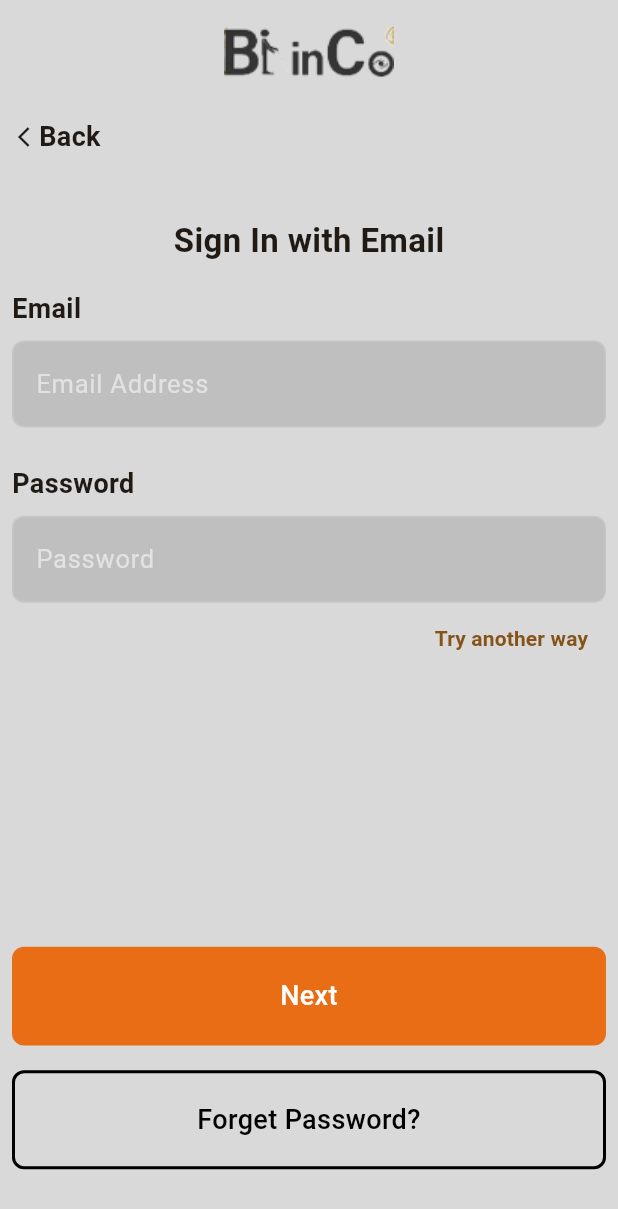
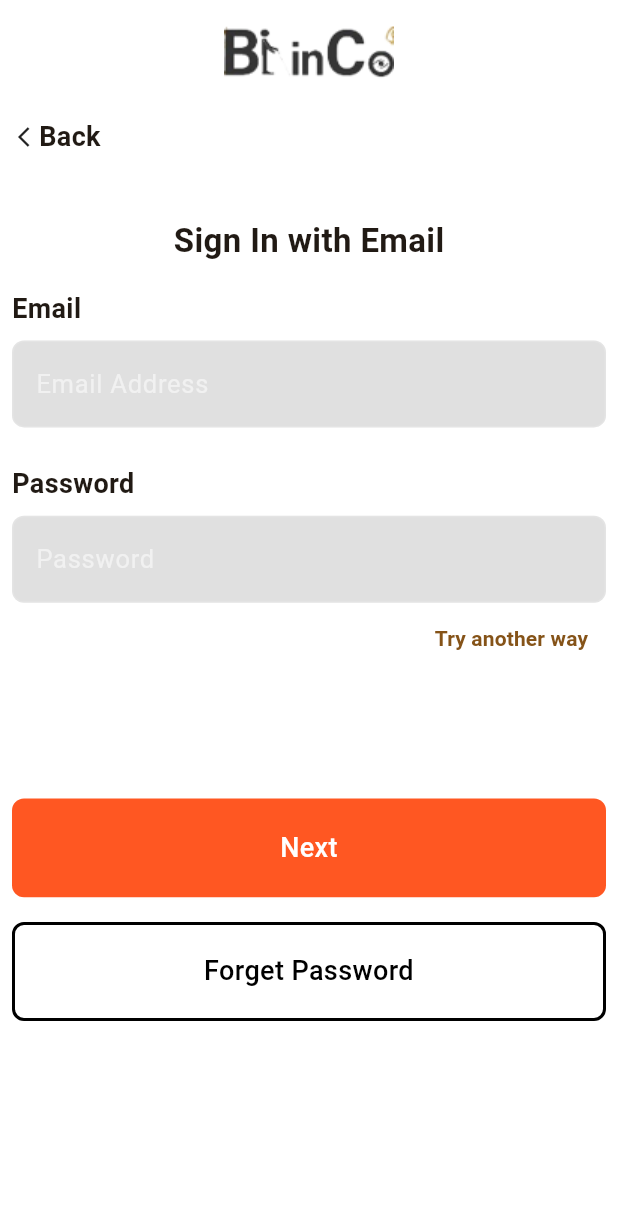
Before and after one commit to Hashir-Nadeem/blindcompanion, a Flutter app: the MyWelcomeScreen screen opened directly, after a tap on "Sign In", on a phone screen of 412 x 824 dp. Shown: the top 1209 px of the screen. Run offline on Flutter 3.47's test engine with Material 2 defaults, Android fonts, the phone set to English and light mode, and no system bars; our stand-ins replace camera, cloud_firestore, countup, firebase_auth, firebase_core, flutter_markdown and 10 more; missing offline and left inert: google_mlkit_text_recognition, the_apple_sign_in, translator, zego_uikit_prebuilt_call; accounts and stored records are empty; network calls fail.

Commit message:
Color modification.

```diff
--- a/lib/screens/self_volunteerHelp.dart
+++ b/lib/screens/self_volunteerHelp.dart
@@ -1,7 +1,6 @@
 import 'package:blind_companion/Assets/Navigation.dart';
 import 'package:blind_companion/components/double_icontextButton.dart';
 import 'package:blind_companion/screens/signIn.dart';
-import 'package:blind_companion/screens/volunteer_main_screen.dart';
 import 'package:blind_companion/screens/welcome.dart';
 import 'package:cloud_firestore/cloud_firestore.dart';
 import 'package:firebase_auth/firebase_auth.dart';
@@ -11,7 +10,6 @@ import 'package:countup/countup.dart';
 import 'package:shared_preferences/shared_preferences.dart';
 import '../backend.dart/getDocuments.dart';
 import '../theme.dart';
-import 'blind_main_screen.dart';
 
 int turn = 0;
 
@@ -59,13 +57,13 @@ class _MySelfVolunteerHelpState extends State<MySelfVolunteerHelp> {
     final Size screenSize = MediaQuery.of(context).size;
     final screenHeight = screenSize.height;
     return (Scaffold(
-      backgroundColor: backgroundColor,
+      backgroundColor: primaryBackgroundColor,
       appBar: AppBar(
-        toolbarHeight: 70,
+        toolbarHeight: screenHeight * 0.1,
         automaticallyImplyLeading: false,
         title: Image.asset("images/new_logo.png"),
         centerTitle: true,
-        backgroundColor: backgroundColor,
+        backgroundColor: primaryBackgroundColor,
       ),
       body: SafeArea(
         child: Stack(
@@ -81,7 +79,7 @@ class _MySelfVolunteerHelpState extends State<MySelfVolunteerHelp> {
                           height: 30,
                           width: 30,
                           child: CircularProgressIndicator(
-                        color: buttonColor,
+                        color: primaryButtonColor,
                         strokeWidth: 3,
                       ),
                     )),
--- a/lib/screens/signIn.dart
+++ b/lib/screens/signIn.dart
@@ -54,7 +54,7 @@ class _MySigninScreenState extends State<MySigninScreen> {
   void initState() {
     super.initState();
    _auth = FirebaseAuth.instance;
-
+    loadStoredCredentials();
     GetDocuments.getBlindData().then((data) {
       setState(() {
         blindData = data;
@@ -80,7 +80,6 @@ class _MySigninScreenState extends State<MySigninScreen> {
     final Size screenSize = MediaQuery.of(context).size;
     final screenHeight = screenSize.height;
     final screenWidth = screenSize.width;
-    loadStoredCredentials();
     // Check if the user is already authenticated
     // if (_auth.currentUser != null && !isLoggedIn) {
     //   // User is already signed in, update the isLoggedIn variable
@@ -105,13 +104,13 @@ class _MySigninScreenState extends State<MySigninScreen> {
     // emailController.text = storedEmail ?? 'Help';
     // passwordController.text = storedPassword ?? 'Me';
     return Scaffold(
-      backgroundColor: backgroundColor,
+      backgroundColor: primaryBackgroundColor,
       appBar:  AppBar(
         toolbarHeight: 70,
         automaticallyImplyLeading: false,
         title: Image.asset("images/new_logo.png"),
         centerTitle: true,
-        backgroundColor: backgroundColor,
+        backgroundColor: primaryBackgroundColor,
       ),
       body: SizedBox(
         height: screenHeight,
@@ -124,7 +123,7 @@ class _MySigninScreenState extends State<MySigninScreen> {
                 GestureDetector(
                   onTap: (){
                     Navigator.pushReplacement(context, MaterialPageRoute(builder: (context) {
-                      return MyWelcomeScreen();
+                      return const MyWelcomeScreen();
                     }));
                   },
                   child: Row(
@@ -212,7 +211,7 @@ class _MySigninScreenState extends State<MySigninScreen> {
                   ),
                 ),
                 SizedBox(
-                  height: screenHeight * 0.22,
+                  height: screenHeight * 0.1,
                 ),
                 buildColumn(context, screenHeight),
                 const SizedBox(
@@ -267,7 +266,7 @@ class _MySigninScreenState extends State<MySigninScreen> {
       children: [
         MyTextButton(
           text: "Next" .tr,
-          color: buttonColor,
+          color: primaryButtonColor,
           ontap: () {
             if (formKey.currentState!.validate()) {
               final credential = EmailAuthProvider.credential(
@@ -370,7 +369,7 @@ class _MySigninScreenState extends State<MySigninScreen> {
         ),
         MyTextButton(
           isBorderEnabled: true,
-          text: 'Forget Password?'.tr,
+          text: 'Forget Password'.tr,
           color: Colors.transparent,
           ontap: () {
             _resetPassword();
--- a/lib/screens/welcome.dart
+++ b/lib/screens/welcome.dart
@@ -1,27 +1,26 @@
-import 'package:blind_companion/Assets/Navigation.dart';
 import 'package:blind_companion/components/textbutton.dart';
 import 'package:blind_companion/screens/email.dart';
 import 'package:blind_companion/screens/signIn.dart';
 import 'package:flutter/material.dart';
 import 'package:get/get.dart';
-
 import '../theme.dart';
 
 class MyWelcomeScreen extends StatelessWidget {
+  const MyWelcomeScreen({super.key});
+
   @override
   Widget build(BuildContext context) {
     final Size screenSize = MediaQuery.of(context).size;
     final screenHeight = screenSize.height;
     final screenWidth = screenSize.width;
-    // TODO: implement build
     return (Scaffold(
-        backgroundColor: backgroundColor,
+        backgroundColor: primaryBackgroundColor,
         appBar: AppBar(
           title: const Text("Get Started", style: TextStyle(
               fontWeight: FontWeight.w600,
               fontSize: 18
           ),),
-          backgroundColor: backgroundColor,
+          backgroundColor: primaryBackgroundColor,
           automaticallyImplyLeading: true,
         ),
       body: SafeArea(
@@ -60,23 +59,23 @@ class MyWelcomeScreen extends StatelessWidget {
                   ontap: () {
                     Navigator.pushReplacement(context,
                         MaterialPageRoute(builder: (context) {
-                      return MySigninScreen();
+                      return const MySigninScreen();
                     }));
                     // AppNavigation.push(context, MySigninScreen());
                   },
                   text: 'Sign In'.tr,
-                  color: buttonColor,
+                  color: primaryButtonColor,
                 ),
                 SizedBox(
                   height: screenHeight * 0.03,
                 ),
                 MyTextButton(
                   text: 'Sign Up'.tr,
-                  color: buttonColor,
+                  color: primaryButtonColor,
                   ontap: () {
                     Navigator.pushReplacement(context,
                         MaterialPageRoute(builder: (context) {
-                      return MyEmailScreen();
+                      return const MyEmailScreen();
                     }));
                     // AppNavigation.push(context, MyEmailScreen());
                   },
--- a/lib/theme.dart
+++ b/lib/theme.dart
@@ -1,4 +1,6 @@
 import 'package:flutter/material.dart';
 
 const buttonColor = Color(0xFFE86D14);
+const primaryButtonColor = Colors.deepOrange;
+const primaryBackgroundColor = Colors.white;
 const backgroundColor = Color(0xFFD9D9D9);
--- a/lib/utils/privacy_policy_dialog.dart
+++ b/lib/utils/privacy_policy_dialog.dart
@@ -42,7 +42,7 @@ class PolicyDialog extends StatelessWidget {
           ElevatedButton(
               style: ButtonStyle(
                   backgroundColor:
-                  MaterialStateProperty.all<Color>(buttonColor),
+                  MaterialStateProperty.all<Color>(primaryButtonColor),
                   shape: MaterialStateProperty.all<RoundedRectangleBorder>(
                       RoundedRectangleBorder(
                           borderRadius: BorderRadius.only(
```
Also changed, not shown: lib/screens/email.dart (+7 -7 lines), lib/screens/volunteer_main_screen.dart (+6 -6 lines), 1 other file.
